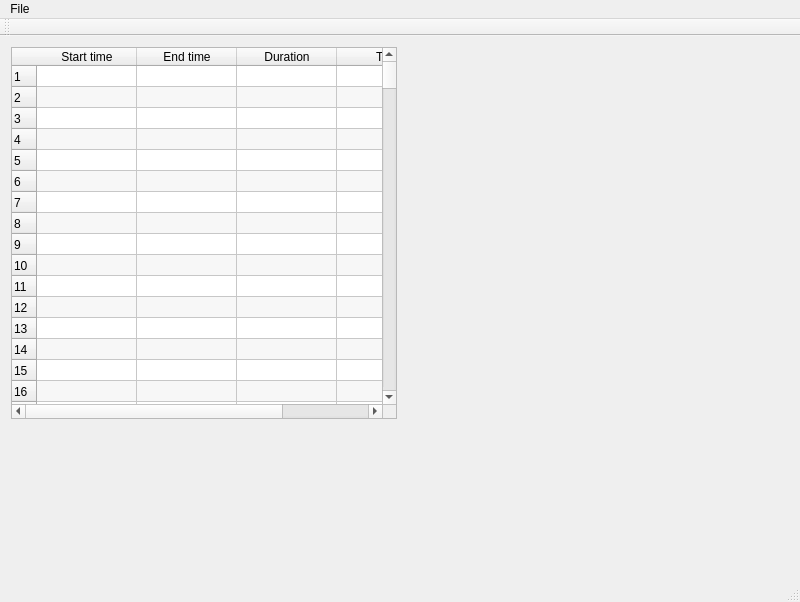
liloneum/amapola, file mainwindow.ui: the form before one commit.
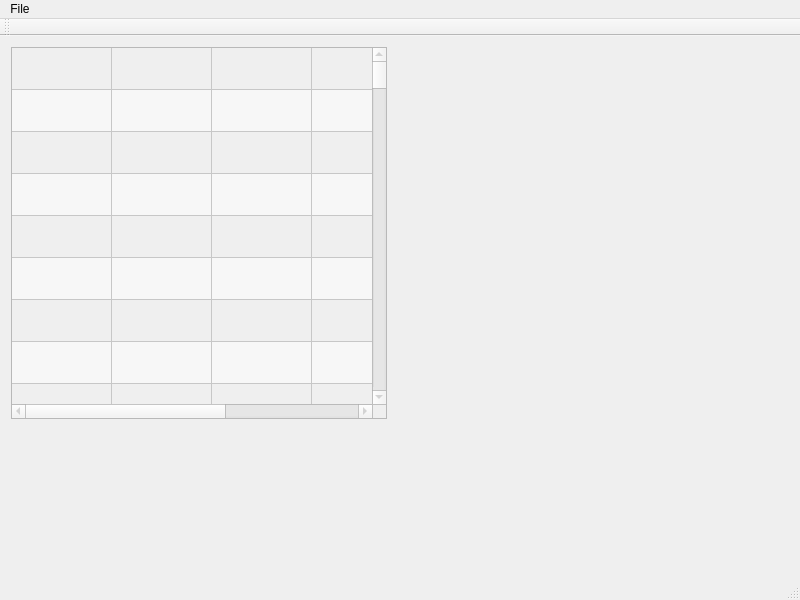
The form after the commit. Custom widgets are drawn as their Qt base class.

Patch:
```diff
--- a/mainwindow.ui
+++ b/mainwindow.ui
@@ -2,6 +2,9 @@
 <ui version="4.0">
  <class>MainWindow</class>
  <widget class="QMainWindow" name="MainWindow">
+  <property name="windowModality">
+   <enum>Qt::NonModal</enum>
+  </property>
   <property name="geometry">
    <rect>
     <x>0</x>
@@ -10,6 +13,12 @@
     <height>600</height>
    </rect>
   </property>
+  <property name="minimumSize">
+   <size>
+    <width>800</width>
+    <height>600</height>
+   </size>
+  </property>
   <property name="windowTitle">
    <string>MainWindow</string>
   </property>
@@ -21,18 +30,14 @@
     </sizepolicy>
    </property>
    <layout class="QGridLayout" name="gridLayout">
-    <item row="0" column="1">
-     <widget class="MyVideoPlayer" name="videoPlayer" native="true">
-      <property name="sizePolicy">
-       <sizepolicy hsizetype="Expanding" vsizetype="Expanding">
-        <horstretch>0</horstretch>
-        <verstretch>0</verstretch>
-       </sizepolicy>
-      </property>
-     </widget>
-    </item>
+    <property name="verticalSpacing">
+     <number>6</number>
+    </property>
     <item row="0" column="0">
-     <widget class="QTableWidget" name="stTable">
+     <widget class="QTableWidget" name="subTable">
+      <property name="enabled">
+       <bool>false</bool>
+      </property>
       <property name="sizePolicy">
        <sizepolicy hsizetype="MinimumExpanding" vsizetype="Expanding">
         <horstretch>0</horstretch>
@@ -45,9 +50,18 @@
         <height>372</height>
        </size>
       </property>
+      <property name="frameShape">
+       <enum>QFrame::StyledPanel</enum>
+      </property>
+      <property name="frameShadow">
+       <enum>QFrame::Sunken</enum>
+      </property>
       <property name="alternatingRowColors">
        <bool>true</bool>
       </property>
+      <property name="selectionBehavior">
+       <enum>QAbstractItemView::SelectRows</enum>
+      </property>
       <property name="showGrid">
        <bool>true</bool>
       </property>
@@ -55,62 +69,38 @@
        <enum>Qt::SolidLine</enum>
       </property>
       <property name="rowCount">
-       <number>509</number>
+       <number>100</number>
       </property>
       <property name="columnCount">
-       <number>4</number>
+       <number>5</number>
       </property>
+      <attribute name="horizontalHeaderVisible">
+       <bool>false</bool>
+      </attribute>
+      <attribute name="horizontalHeaderCascadingSectionResizes">
+       <bool>false</bool>
+      </attribute>
+      <attribute name="horizontalHeaderDefaultSectionSize">
+       <number>100</number>
+      </attribute>
+      <attribute name="horizontalHeaderHighlightSections">
+       <bool>true</bool>
+      </attribute>
       <attribute name="horizontalHeaderMinimumSectionSize">
-       <number>50</number>
+       <number>0</number>
+      </attribute>
+      <attribute name="horizontalHeaderStretchLastSection">
+       <bool>true</bool>
+      </attribute>
+      <attribute name="verticalHeaderVisible">
+       <bool>false</bool>
       </attribute>
       <attribute name="verticalHeaderDefaultSectionSize">
-       <number>21</number>
+       <number>42</number>
       </attribute>
-      <row>
-       <property name="text">
-        <string>1</string>
-       </property>
-      </row>
-      <row>
-       <property name="text">
-        <string>2</string>
-       </property>
-      </row>
-      <row>
-       <property name="text">
-        <string>3</string>
-       </property>
-      </row>
-      <row>
-       <property name="text">
-        <string>4</string>
-       </property>
-      </row>
-      <row>
-       <property name="text">
-        <string>5</string>
-       </property>
-      </row>
-      <row>
-       <property name="text">
-        <string>6</string>
-       </property>
-      </row>
-      <row>
-       <property name="text">
-        <string>7</string>
-       </property>
-      </row>
-      <row>
-       <property name="text">
-        <string>8</string>
-       </property>
-      </row>
-      <row>
-       <property name="text">
-        <string>9</string>
-       </property>
-      </row>
+      <attribute name="verticalHeaderMinimumSectionSize">
+       <number>42</number>
+      </attribute>
       <row/>
       <row/>
       <row/>
@@ -211,440 +201,82 @@
       <row/>
       <row/>
       <row/>
-      <row/>
-      <row/>
-      <row/>
-      <row/>
-      <row/>
-      <row/>
-      <row/>
-      <row/>
-      <row/>
-      <row/>
-      <row/>
-      <row/>
-      <row/>
-      <row/>
-      <row/>
-      <row/>
-      <row/>
-      <row/>
-      <row/>
-      <row/>
-      <row/>
-      <row/>
-      <row/>
-      <row/>
-      <row/>
-      <row/>
-      <row/>
-      <row/>
-      <row/>
-      <row/>
-      <row/>
-      <row/>
-      <row/>
-      <row/>
-      <row/>
-      <row/>
-      <row/>
-      <row/>
-      <row/>
-      <row/>
-      <row/>
-      <row/>
-      <row/>
-      <row/>
-      <row/>
-      <row/>
-      <row/>
-      <row/>
-      <row/>
-      <row/>
-      <row/>
-      <row/>
-      <row/>
-      <row/>
-      <row/>
-      <row/>
-      <row/>
-      <row/>
-      <row/>
-      <row/>
-      <row/>
-      <row/>
-      <row/>
-      <row/>
-      <row/>
-      <row/>
-      <row/>
-      <row/>
-      <row/>
-      <row/>
-      <row/>
-      <row/>
-      <row/>
-      <row/>
-      <row/>
-      <row/>
-      <row/>
-      <row/>
-      <row/>
-      <row/>
-      <row/>
-      <row/>
-      <row/>
-      <row/>
-      <row/>
-      <row/>
-      <row/>
-      <row/>
-      <row/>
-      <row/>
-      <row/>
-      <row/>
-      <row/>
-      <row/>
-      <row/>
-      <row/>
-      <row/>
-      <row/>
-      <row/>
-      <row/>
-      <row/>
-      <row/>
-      <row/>
-      <row/>
-      <row/>
-      <row/>
-      <row/>
-      <row/>
-      <row/>
-      <row/>
-      <row/>
-      <row/>
-      <row/>
-      <row/>
-      <row/>
-      <row/>
-      <row/>
-      <row/>
-      <row/>
-      <row/>
-      <row/>
-      <row/>
-      <row/>
-      <row/>
-      <row/>
-      <row/>
-      <row/>
-      <row/>
-      <row/>
-      <row/>
-      <row/>
-      <row/>
-      <row/>
-      <row/>
-      <row/>
-      <row/>
-      <row/>
-      <row/>
-      <row/>
-      <row/>
-      <row/>
-      <row/>
-      <row/>
-      <row/>
-      <row/>
-      <row/>
-      <row/>
-      <row/>
-      <row/>
-      <row/>
-      <row/>
-      <row/>
-      <row/>
-      <row/>
-      <row/>
-      <row/>
-      <row/>
-      <row/>
-      <row/>
-      <row/>
-      <row/>
-      <row/>
-      <row/>
-      <row/>
-      <row/>
-      <row/>
-      <row/>
-      <row/>
-      <row/>
-      <row/>
-      <row/>
-      <row/>
-      <row/>
-      <row/>
-      <row/>
-      <row/>
-      <row/>
-      <row/>
-      <row/>
-      <row/>
-      <row/>
-      <row/>
-      <row/>
-      <row/>
-      <row/>
-      <row/>
-      <row/>
-      <row/>
-      <row/>
-      <row/>
-      <row/>
-      <row/>
-      <row/>
-      <row/>
-      <row/>
-      <row/>
-      <row/>
-      <row/>
-      <row/>
-      <row/>
-      <row/>
-      <row/>
-      <row/>
-      <row/>
-      <row/>
-      <row/>
-      <row/>
-      <row/>
-      <row/>
-      <row/>
-      <row/>
-      <row/>
-      <row/>
-      <row/>
-      <row/>
-      <row/>
-      <row/>
-      <row/>
-      <row/>
-      <row/>
-      <row/>
-      <row/>
-      <row/>
-      <row/>
-      <row/>
-      <row/>
-      <row/>
-      <row/>
-      <row/>
-      <row/>
-      <row/>
-      <row/>
-      <row/>
-      <row/>
-      <row/>
-      <row/>
-      <row/>
-      <row/>
-      <row/>
-      <row/>
-      <row/>
-      <row/>
-      <row/>
-      <row/>
-      <row/>
-      <row/>
-      <row/>
-      <row/>
-      <row/>
-      <row/>
-      <row/>
-      <row/>
-      <row/>
-      <row/>
-      <row/>
-      <row/>
-      <row/>
-      <row/>
-      <row/>
-      <row/>
-      <row/>
-      <row/>
-      <row/>
-      <row/>
-      <row/>
-      <row/>
-      <row/>
-      <row/>
-      <row/>
-      <row/>
-      <row/>
-      <row/>
-      <row/>
-      <row/>
-      <row/>
-      <row/>
-      <row/>
-      <row/>
-      <row/>
-      <row/>
-      <row/>
-      <row/>
-      <row/>
-      <row/>
-      <row/>
-      <row/>
-      <row/>
-      <row/>
-      <row/>
-      <row/>
-      <row/>
-      <row/>
-      <row/>
-      <row/>
-      <row/>
-      <row/>
-      <row/>
-      <row/>
-      <row/>
-      <row/>
-      <row/>
-      <row/>
-      <row/>
-      <row/>
-      <row/>
-      <row/>
-      <row/>
-      <row/>
-      <row/>
-      <row/>
-      <row/>
-      <row/>
-      <row/>
-      <row/>
-      <row/>
-      <row/>
-      <row/>
-      <row/>
-      <row/>
-      <row/>
-      <row/>
-      <row/>
-      <row/>
-      <row/>
-      <row/>
-      <row/>
-      <row/>
-      <row/>
-      <row/>
-      <row/>
-      <row/>
-      <row/>
-      <row/>
-      <row/>
-      <row/>
-      <row/>
-      <row/>
-      <row/>
-      <row/>
-      <row/>
-      <row/>
-      <row/>
-      <row/>
-      <row/>
-      <row/>
-      <row/>
-      <row/>
-      <row/>
-      <row/>
-      <row/>
-      <row/>
-      <row/>
-      <row/>
-      <row/>
-      <row/>
-      <row/>
-      <row/>
-      <row/>
-      <row/>
-      <row/>
-      <row/>
-      <row/>
-      <row/>
-      <row/>
-      <row/>
-      <row/>
-      <row/>
-      <row/>
-      <row/>
-      <row/>
-      <row/>
-      <row/>
-      <row/>
-      <row/>
-      <row/>
-      <row/>
-      <row/>
-      <row/>
-      <row/>
-      <row/>
-      <row/>
-      <row/>
-      <row/>
-      <row/>
-      <row/>
-      <row/>
-      <row/>
-      <row/>
-      <row/>
-      <row/>
-      <row/>
-      <row/>
-      <row/>
-      <row/>
-      <row/>
-      <row/>
-      <row/>
-      <row/>
-      <row/>
-      <row/>
+      <column>
+       <property name="text">
+        <string>#</string>
+       </property>
+       <property name="textAlignment">
+        <set>AlignHCenter|AlignVCenter|AlignCenter</set>
+       </property>
+      </column>
       <column>
        <property name="text">
         <string>Start time</string>
        </property>
+       <property name="textAlignment">
+        <set>AlignHCenter|AlignVCenter|AlignCenter</set>
+       </property>
       </column>
       <column>
        <property name="text">
         <string>End time</string>
        </property>
+       <property name="textAlignment">
+        <set>AlignHCenter|AlignVCenter|AlignCenter</set>
+       </property>
       </column>
       <column>
        <property name="text">
         <string>Duration</string>
        </property>
+       <property name="textAlignment">
+        <set>AlignHCenter|AlignVCenter|AlignCenter</set>
+       </property>
       </column>
       <column>
        <property name="text">
         <string>Text</string>
        </property>
+       <property name="textAlignment">
+        <set>AlignHCenter|AlignVCenter|AlignCenter</set>
+       </property>
       </column>
      </widget>
     </item>
+    <item row="0" column="1">
+     <widget class="MyVideoPlayer" name="videoPlayer" native="true">
+      <property name="sizePolicy">
+       <sizepolicy hsizetype="Expanding" vsizetype="Expanding">
+        <horstretch>0</horstretch>
+        <verstretch>0</verstretch>
+       </sizepolicy>
+      </property>
+      <property name="minimumSize">
+       <size>
+        <width>400</width>
+        <height>0</height>
+       </size>
+      </property>
+     </widget>
+    </item>
     <item row="1" column="0" colspan="2">
-     <widget class="QWidget" name="waveWidget" native="true">
+     <widget class="MyWaveForm" name="waveForm" native="true">
       <property name="sizePolicy">
-       <sizepolicy hsizetype="Expanding" vsizetype="Preferred">
+       <sizepolicy hsizetype="MinimumExpanding" vsizetype="MinimumExpanding">
         <horstretch>0</horstretch>
         <verstretch>0</verstretch>
        </sizepolicy>
       </property>
       <property name="minimumSize">
        <size>
-        <width>760</width>
-        <height>144</height>
+        <width>782</width>
+        <height>140</height>
+       </size>
+      </property>
+      <property name="maximumSize">
+       <size>
+        <width>16777215</width>
+        <height>250</height>
        </size>
       </property>
      </widget>
@@ -695,7 +327,13 @@
   <customwidget>
    <class>MyVideoPlayer</class>
    <extends>QWidget</extends>
-   <header>myvideoplayer.h</header>
+   <header location="global">myvideoplayer.h</header>
+   <container>1</container>
+  </customwidget>
+  <customwidget>
+   <class>MyWaveForm</class>
+   <extends>QWidget</extends>
+   <header location="global">mywaveform.h</header>
    <container>1</container>
   </customwidget>
  </customwidgets>
```
Left out of the diff: 2 changed lines with no effect on the pictures.
